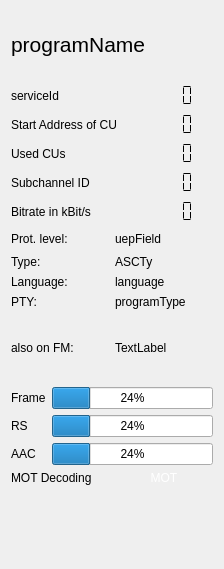
The window that forms/technical_data.ui (JvanKatwijk/qt-dab) describes before a commit, drawn with Qt 5.
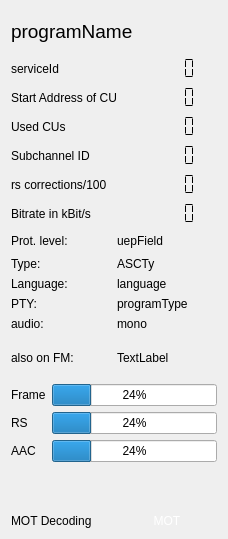
The same window after the commit.

Diff of the .ui file:
```diff
--- a/forms/technical_data.ui
+++ b/forms/technical_data.ui
@@ -6,8 +6,8 @@
    <rect>
     <x>0</x>
     <y>0</y>
-    <width>224</width>
-    <height>569</height>
+    <width>228</width>
+    <height>539</height>
    </rect>
   </property>
   <property name="windowTitle">
@@ -15,10 +15,12 @@
   </property>
   <layout class="QVBoxLayout" name="verticalLayout">
    <item>
+    <layout class="QHBoxLayout" name="horizontalLayout_2">
+     <item>
     <widget class="QLabel" name="programName">
      <property name="font">
       <font>
-       <pointsize>16</pointsize>
+         <pointsize>14</pointsize>
       </font>
      </property>
      <property name="toolTip">
@@ -29,6 +31,8 @@
      </property>
     </widget>
    </item>
+    </layout>
+   </item>
    <item>
     <layout class="QFormLayout" name="formLayout">
      <item row="0" column="0">
@@ -102,14 +106,27 @@
        </property>
       </widget>
      </item>
-     <item row="4" column="0">
+     <item row="4" column="1">
+      <widget class="QLCDNumber" name="rsCorrections">
+       <property name="toolTip">
+        <string>The number of corrections made by the reed-solomon algorithm over 10 DAB+ frames (so the number does not relate to the classic DAB/MP2 frames)</string>
+       </property>
+       <property name="frameShape">
+        <enum>QFrame::NoFrame</enum>
+       </property>
+       <property name="segmentStyle">
+        <enum>QLCDNumber::Flat</enum>
+       </property>
+      </widget>
+     </item>
+     <item row="5" column="0">
       <widget class="QLabel" name="l6">
        <property name="text">
         <string>Bitrate in kBit/s</string>
        </property>
       </widget>
      </item>
-     <item row="4" column="1">
+     <item row="5" column="1">
       <widget class="QLCDNumber" name="bitrateDisplay">
        <property name="frameShape">
         <enum>QFrame::NoFrame</enum>
@@ -119,6 +136,13 @@
        </property>
       </widget>
      </item>
+     <item row="4" column="0">
+      <widget class="QLabel" name="label_4">
+       <property name="text">
+        <string>rs corrections/100</string>
+       </property>
+      </widget>
+     </item>
     </layout>
    </item>
    <item>
@@ -212,6 +236,20 @@
        </property>
       </widget>
      </item>
+     <item row="4" column="0">
+      <widget class="QLabel" name="label_11">
+       <property name="text">
+        <string>audio:</string>
+       </property>
+      </widget>
+     </item>
+     <item row="4" column="1">
+      <widget class="QLabel" name="stereoLabel">
+       <property name="text">
+        <string>mono</string>
+       </property>
+      </widget>
+     </item>
     </layout>
    </item>
    <item>
@@ -287,6 +325,16 @@
      </item>
     </layout>
    </item>
+   <item>
+    <widget class="QLabel" name="pictureLabel">
+     <property name="toolTip">
+      <string>&lt;html&gt;&lt;head/&gt;&lt;body&gt;&lt;p&gt;Slideshow (SLS)&lt;/p&gt;&lt;/body&gt;&lt;/html&gt;</string>
+     </property>
+     <property name="text">
+      <string/>
+     </property>
+    </widget>
+   </item>
    <item>
     <layout class="QHBoxLayout" name="horizontalLayout">
      <item>
@@ -317,16 +365,6 @@
      </item>
     </layout>
    </item>
-   <item>
-    <widget class="QLabel" name="pictureLabel">
-     <property name="toolTip">
-      <string>&lt;html&gt;&lt;head/&gt;&lt;body&gt;&lt;p&gt;Slideshow (SLS)&lt;/p&gt;&lt;/body&gt;&lt;/html&gt;</string>
-     </property>
-     <property name="text">
-      <string/>
-     </property>
-    </widget>
-   </item>
   </layout>
  </widget>
  <resources/>
```
Lines whose indentation alone changed are shown as unchanged.
